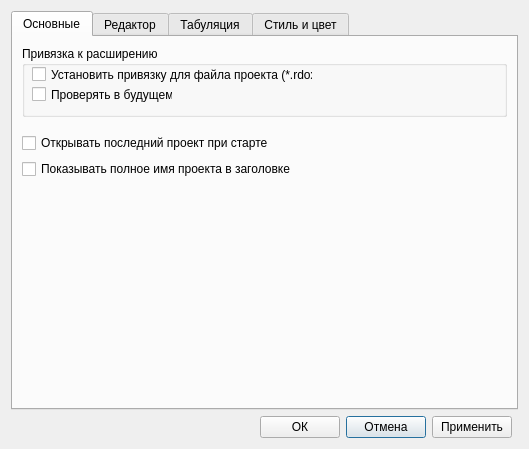
First picture: the form in rdo/app/rdo_studio/branches/dev_plugins/res/ui/view_preferenses.ui, repository aurusov/rdo_studio, before the edit.
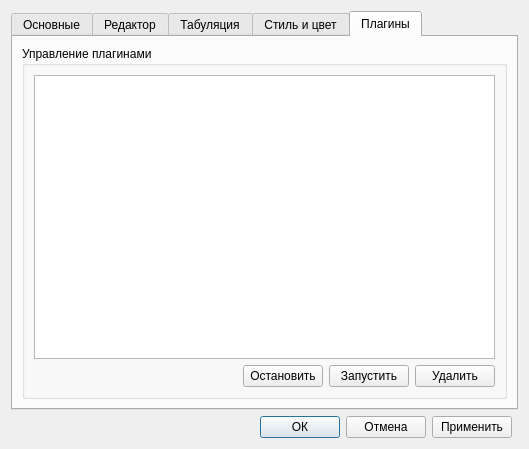
Second picture: the form after the edit.

```diff
--- a/rdo/app/rdo_studio/branches/dev_plugins/res/ui/view_preferenses.ui
+++ b/rdo/app/rdo_studio/branches/dev_plugins/res/ui/view_preferenses.ui
@@ -14,33 +14,6 @@
    <string>Настройки</string>
   </property>
   <layout class="QGridLayout" name="gridLayout">
-   <item row="1" column="2">
-    <widget class="QPushButton" name="buttonCancel">
-     <property name="text">
-      <string>Отмена</string>
-     </property>
-    </widget>
-   </item>
-   <item row="1" column="3">
-    <widget class="QPushButton" name="buttonApply">
-     <property name="text">
-      <string>Применить</string>
-     </property>
-    </widget>
-   </item>
-   <item row="1" column="0">
-    <spacer name="horizontalSpacer">
-     <property name="orientation">
-      <enum>Qt::Horizontal</enum>
-     </property>
-     <property name="sizeHint" stdset="0">
-      <size>
-       <width>149</width>
-       <height>20</height>
-      </size>
-     </property>
-    </spacer>
-   </item>
    <item row="1" column="1">
     <widget class="QPushButton" name="buttonOk">
      <property name="text">
@@ -51,7 +24,7 @@
    <item row="0" column="0" colspan="5">
     <widget class="QTabWidget" name="tabWidget">
      <property name="currentIndex">
-      <number>0</number>
+      <number>4</number>
      </property>
      <widget class="QWidget" name="tab_1">
       <property name="accessibleName">
@@ -1320,6 +1293,86 @@
        </item>
       </layout>
      </widget>
+     <widget class="QWidget" name="tab_5">
+      <attribute name="title">
+       <string>Плагины</string>
+      </attribute>
+      <layout class="QGridLayout" name="gridLayout_14">
+       <item row="0" column="0">
+        <widget class="QGroupBox" name="groupBox_3">
+         <property name="title">
+          <string>Управление плагинами</string>
+         </property>
+         <layout class="QGridLayout" name="gridLayout_15">
+          <item row="1" column="0">
+           <spacer name="horizontalSpacer_5">
+            <property name="orientation">
+             <enum>Qt::Horizontal</enum>
+            </property>
+            <property name="sizeHint" stdset="0">
+             <size>
+              <width>193</width>
+              <height>20</height>
+             </size>
+            </property>
+           </spacer>
+          </item>
+          <item row="1" column="1">
+           <widget class="QPushButton" name="buttonStopPlugin">
+            <property name="text">
+             <string>Остановить</string>
+            </property>
+           </widget>
+          </item>
+          <item row="1" column="2">
+           <widget class="QPushButton" name="buttonStartPlugin">
+            <property name="text">
+             <string>Запустить</string>
+            </property>
+           </widget>
+          </item>
+          <item row="1" column="3">
+           <widget class="QPushButton" name="buttonDeletePlugin">
+            <property name="text">
+             <string>Удалить</string>
+            </property>
+           </widget>
+          </item>
+          <item row="0" column="0" colspan="4">
+           <widget class="QTableWidget" name="pluginInfoTable"/>
+          </item>
+         </layout>
+        </widget>
+       </item>
+      </layout>
+     </widget>
+    </widget>
+   </item>
+   <item row="1" column="0">
+    <spacer name="horizontalSpacer">
+     <property name="orientation">
+      <enum>Qt::Horizontal</enum>
+     </property>
+     <property name="sizeHint" stdset="0">
+      <size>
+       <width>149</width>
+       <height>20</height>
+      </size>
+     </property>
+    </spacer>
+   </item>
+   <item row="1" column="3">
+    <widget class="QPushButton" name="buttonApply">
+     <property name="text">
+      <string>Применить</string>
+     </property>
+    </widget>
+   </item>
+   <item row="1" column="2">
+    <widget class="QPushButton" name="buttonCancel">
+     <property name="text">
+      <string>Отмена</string>
+     </property>
     </widget>
    </item>
   </layout>
```
